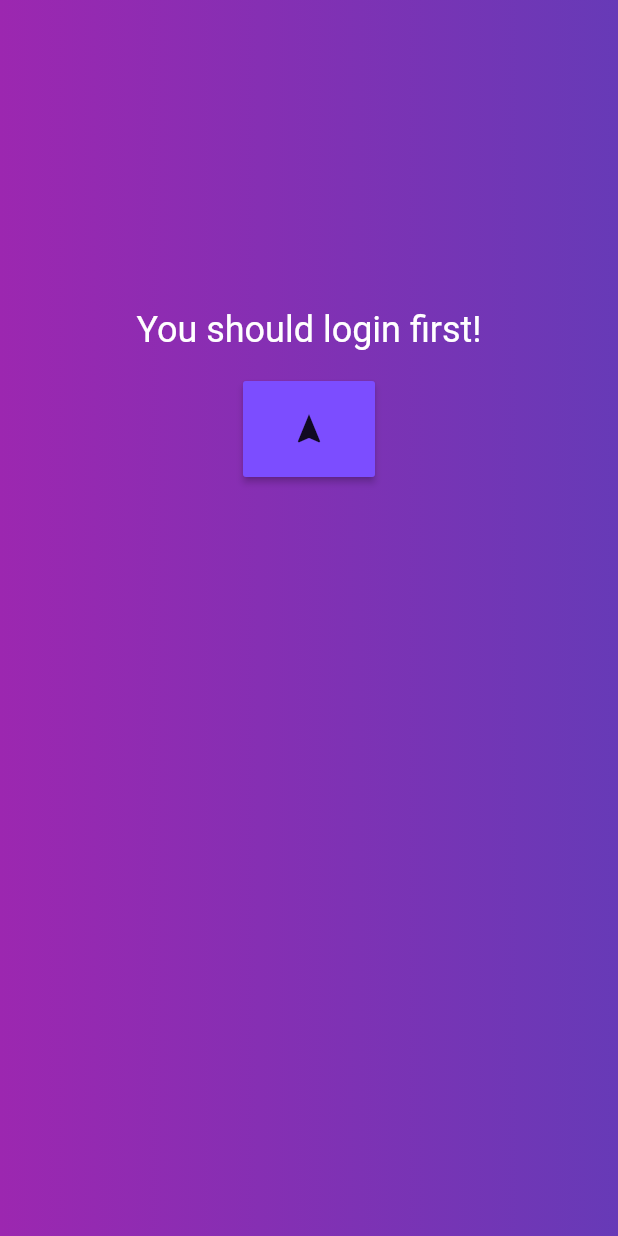
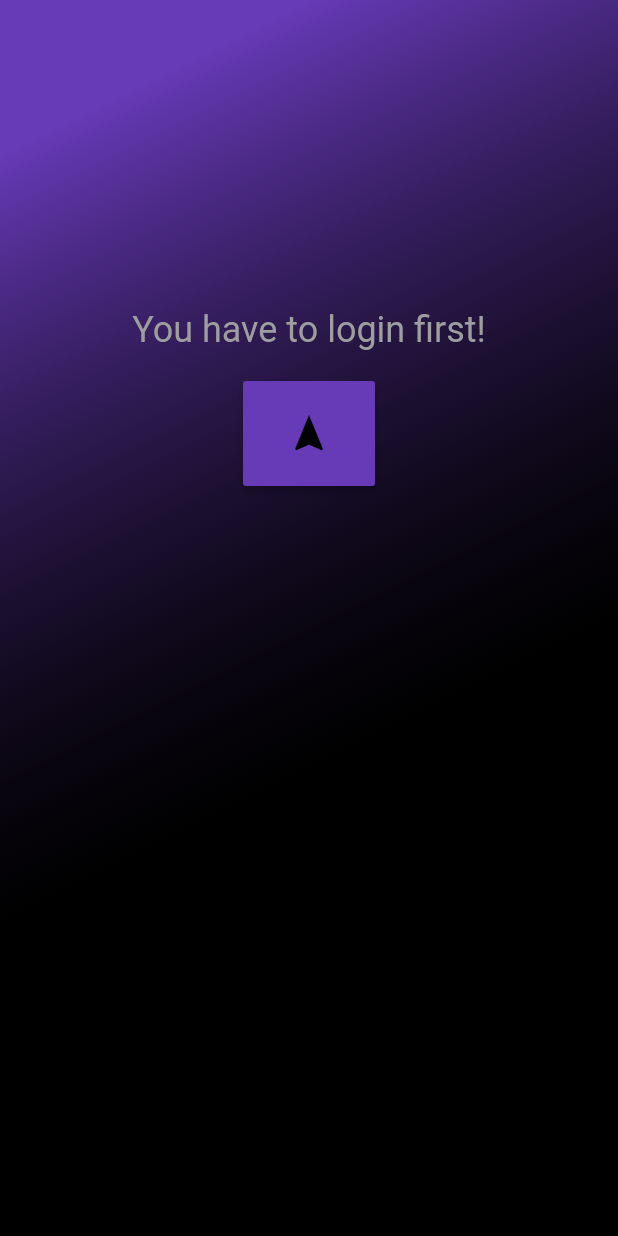
Before and after one commit to narendrasinghrathore/todo_app_flutter, a Flutter app: what showLogin() shows on an empty page, opened directly, on a phone screen of 412 x 824 dp. Run offline on Flutter 3.47's test engine with Material 2 defaults, Android fonts, the phone set to English and light mode, and no system bars; our stand-ins replace firebase_auth, firebase_core, rxdart; accounts and stored records are empty; project files that could hold a hidden picture were left out.

Commit message:
Colors changes

```diff
--- a/lib/widgets/stateless/AppCustomWidgets.dart
+++ b/lib/widgets/stateless/AppCustomWidgets.dart
@@ -11,7 +11,8 @@ class AppCustomWidgets {
         decoration: BoxDecoration(
           shape: BoxShape.rectangle,
           gradient: LinearGradient(
-            colors: [Colors.purple, Colors.deepPurple],
+            begin: Alignment.topCenter,
+            colors: [Colors.deepPurple, Colors.black38],
           ),
         ),
         child: Center(
@@ -21,21 +22,21 @@ class AppCustomWidgets {
             child: Column(
               children: [
                 Text(
-                  'You should login first!',
+                  'You have to login first!',
                   style: TextStyle(
                     fontSize: 24,
-                    color: Colors.white,
+                    color: Colors.grey,
                   ),
                 ),
                 SizedBox(
                   height: 20,
                 ),
                 RaisedButton(
-                  color: Colors.deepPurpleAccent,
+                  color: Colors.deepPurple,
                   onPressed: () {
                     Navigator.pushReplacementNamed(context, '/');
                   },
-                  child: Icon(Icons.navigation),
+                  child: Icon(Icons.navigation, size: 30,color: Colors.black,),
                   padding: EdgeInsets.all(20),
                 ),
               ],
```
Also changed, not shown: 1 other file.
